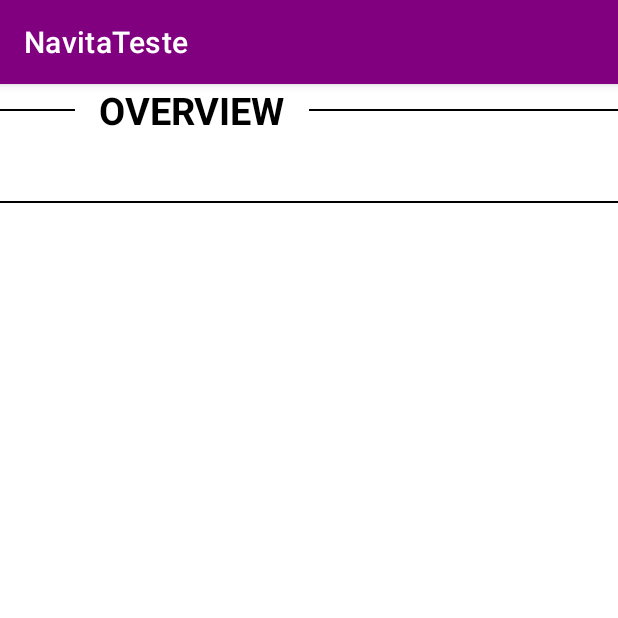
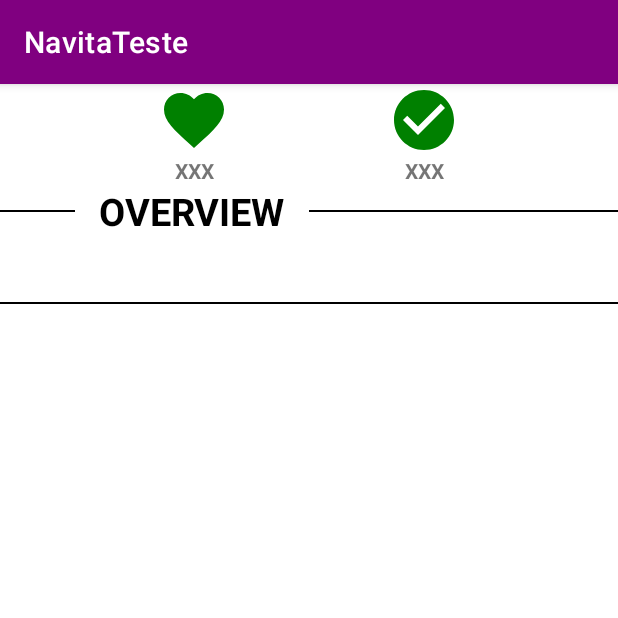
Before and after one commit to DaviPazzinis/NavitaTeste, an Android app: the MovieDetailsActivity screen opened directly, with no data from a screen before it, on a phone screen of 412 x 824 dp, the top half of it. Run offline under Robolectric (Android 15) with nearby library versions, the phone set to English and light mode, and no system bars; pictures from the network do not load; 4 statements that could not run were skipped.

Commit message:
Grande BackUP

```diff
--- a/app/src/main/AndroidManifest.xml
+++ b/app/src/main/AndroidManifest.xml
@@ -11,8 +11,8 @@
         android:roundIcon="@mipmap/ic_launcher_round"
         android:supportsRtl="true"
         android:theme="@style/Theme.NavitaTeste">
-        <activity android:name=".MovieDetailsActivity" />
-        <activity android:name=".MainActivity" >
+        <activity android:name=".ui.MovieDetailsActivity" />
+        <activity android:name=".ui.MainActivity" >
             <intent-filter>
                 <action android:name="android.intent.action.MAIN" />
 
--- a/app/src/main/java/com/example/navitateste/MainActivity.java
+++ b/app/src/main/java/com/example/navitateste/ui/MainActivity.java
@@ -1,4 +1,4 @@
-package com.example.navitateste;
+package com.example.navitateste.ui;
 
 import androidx.appcompat.app.AppCompatActivity;
 import androidx.lifecycle.Observer;
@@ -9,6 +9,8 @@ import android.content.Intent;
 import android.os.Bundle;
 import android.view.View;
 import android.widget.TextView;
+
+import com.example.navitateste.R;
 import com.example.navitateste.adapter.MovieListAdapter;
 import com.example.navitateste.model.BodyResponseModel;
 import com.example.navitateste.model.MovieModel;
--- a/app/src/main/java/com/example/navitateste/MovieDetailsActivity.java
+++ b/app/src/main/java/com/example/navitateste/ui/MovieDetailsActivity.java
@@ -1,29 +1,38 @@
-package com.example.navitateste;
+package com.example.navitateste.ui;
 
 import androidx.appcompat.app.AppCompatActivity;
 
+import android.annotation.SuppressLint;
 import android.os.Bundle;
 import android.widget.ImageView;
 import android.widget.TextView;
 
 import com.bumptech.glide.Glide;
+import com.example.navitateste.R;
 import com.example.navitateste.model.MovieModel;
 
 import static com.example.navitateste.adapter.MovieListAdapter.IMG_URL_BASE;
 
 public class MovieDetailsActivity extends AppCompatActivity {
 
+    @SuppressLint("SetTextI18n")
     @Override
     protected void onCreate(Bundle savedInstanceState) {
+
         super.onCreate(savedInstanceState);
+        setContentView(R.layout.activity_movie_details);
         MovieModel movieModel = (MovieModel) getIntent().getSerializableExtra("title");
-        setContentView(R.layout.activity_movie_details);
-        this.setTitle(""+movieModel.getTitle());
+        //this.setTitle(""+movieModel.getTitle());
 
+        // FIND VIEWS BY ID AREA
         ImageView detail_movieBanner = findViewById(R.id.text_detail_movieBanner);
         TextView detail_movieOverview = findViewById(R.id.text_detail_movieOverview);
+        TextView detail_moviePopularity = findViewById(R.id.text_detail_moviePopularity);
+        TextView detail_movieVotes = findViewById(R.id.text_detail_movieVotes);
 
         detail_movieOverview.setText(movieModel.getOverview());
+        detail_moviePopularity.setText(""+(int) movieModel.getPopularity());
+        detail_movieVotes.setText(""+(int) movieModel.getVote_count());
 
         Glide.with(this)
                 .load(IMG_URL_BASE + movieModel.getPoster_path())
--- a/app/src/main/res/layout/activity_main.xml
+++ b/app/src/main/res/layout/activity_main.xml
@@ -4,7 +4,7 @@
     xmlns:tools="http://schemas.android.com/tools"
     android:layout_width="match_parent"
     android:layout_height="match_parent"
-    tools:context=".MainActivity">
+    tools:context=".ui.MainActivity">
 
     <androidx.recyclerview.widget.RecyclerView
         android:id="@+id/recyclerView"
--- a/app/src/main/res/layout-v26/activity_movie_details.xml
+++ b/app/src/main/res/layout/activity_movie_details.xml
@@ -2,7 +2,49 @@
 <androidx.constraintlayout.widget.ConstraintLayout xmlns:android="http://schemas.android.com/apk/res/android"
     xmlns:app="http://schemas.android.com/apk/res-auto"
     android:layout_width="match_parent"
-    android:layout_height="match_parent">
+    android:layout_height="match_parent"
+    xmlns:tools="http://schemas.android.com/tools"
+    tools:context=".ui.MovieDetailsActivity">
+
+    <ImageView
+        android:id="@+id/ic_favorite"
+        android:layout_width="48dp"
+        android:layout_height="48dp"
+        android:src="@drawable/ic_baseline_favorite_24"
+        app:layout_constraintLeft_toLeftOf="parent"
+        app:layout_constraintRight_toLeftOf="@id/ic_like"
+        app:layout_constraintTop_toTopOf="parent"
+        app:tint="@color/Green" />
+
+    <TextView
+        android:id="@+id/text_detail_moviePopularity"
+        android:layout_width="wrap_content"
+        android:layout_height="wrap_content"
+        android:text="XXX"
+        android:textStyle="bold"
+        app:layout_constraintLeft_toLeftOf="@id/ic_favorite"
+        app:layout_constraintRight_toRightOf="@+id/ic_favorite"
+        app:layout_constraintTop_toBottomOf="@id/ic_favorite" />
+
+    <ImageView
+        android:id="@+id/ic_like"
+        android:layout_width="48dp"
+        android:layout_height="48dp"
+        android:src="@drawable/ic_baseline_check_circle_24"
+        app:layout_constraintLeft_toRightOf="@id/ic_favorite"
+        app:layout_constraintRight_toRightOf="parent"
+        app:layout_constraintTop_toTopOf="parent"
+        app:tint="@color/Green" />
+
+    <TextView
+        android:id="@+id/text_detail_movieVotes"
+        android:layout_width="wrap_content"
+        android:layout_height="wrap_content"
+        android:text="XXX"
+        android:textStyle="bold"
+        app:layout_constraintLeft_toLeftOf="@id/ic_like"
+        app:layout_constraintRight_toRightOf="@+id/ic_like"
+        app:layout_constraintTop_toBottomOf="@id/ic_like" />
 
     <View
         android:id="@+id/view_lineOne"
@@ -24,7 +66,7 @@
         android:textSize="25sp"
         android:textStyle="bold"
         app:layout_constraintLeft_toRightOf="@id/view_lineOne"
-        app:layout_constraintTop_toTopOf="parent" />
+        app:layout_constraintTop_toBottomOf="@+id/text_detail_movieVotes" />
 
     <View
         android:id="@+id/view_lineTwo"
@@ -54,7 +96,7 @@
         android:layout_height="1dp"
         android:background="@color/Black"
         app:layout_constraintLeft_toLeftOf="parent"
-        app:layout_constraintTop_toBottomOf="@id/text_detail_movieOverview"/>
+        app:layout_constraintTop_toBottomOf="@id/text_detail_movieOverview" />
 
     <ImageView
         android:id="@+id/text_detail_movieBanner"
```
